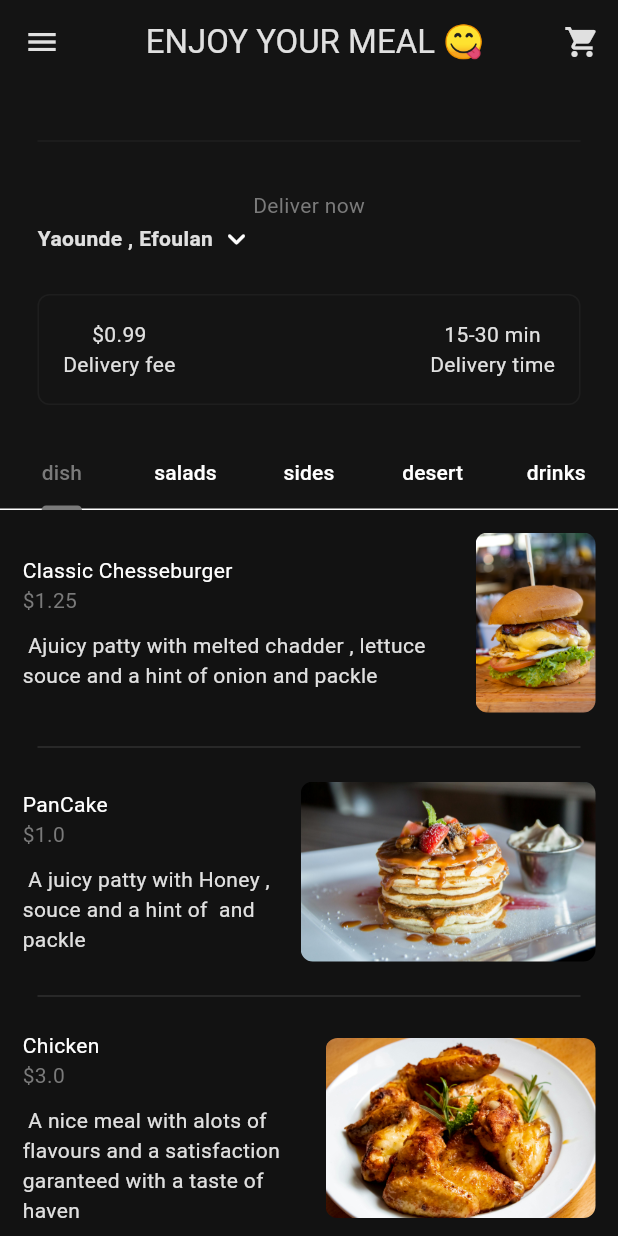
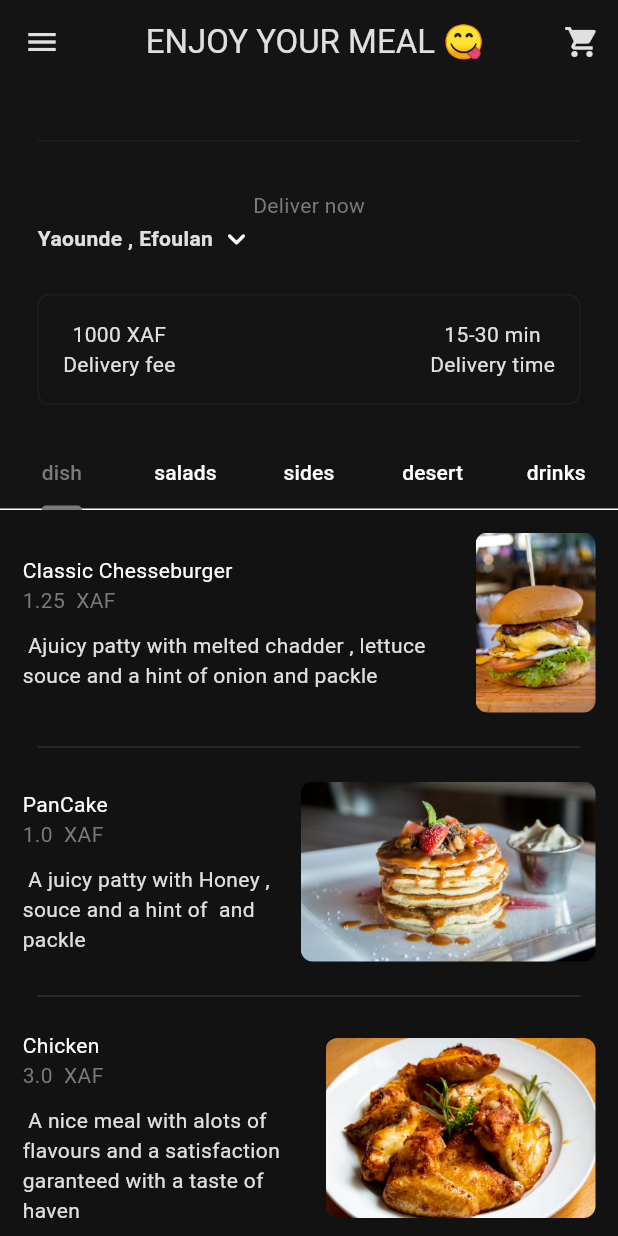
Before and after one commit to david123mbah/KmerChoop---food-dilivery-App, a Flutter app: the Homepage screen opened directly, on a phone screen of 412 x 824 dp. Run offline on Flutter 3.47's test engine with Material 3 defaults, Android fonts, the phone set to English and light mode, and no system bars.

Commit message:
retorched the food page and added the card button

```diff
--- a/lib/components/my_discription_box.dart
+++ b/lib/components/my_discription_box.dart
@@ -29,7 +29,7 @@ class MyDescription extends StatelessWidget {
           children: [
             Column(
               children: [
-                Text('\$0.99', style: myPrimaryTextStyle,),
+                Text('1000 XAF', style: myPrimaryTextStyle,),
                 Text("Delivery fee" , style: mySecondaryTextStyle,)
               ],
             ),
--- a/lib/components/my_food_tile.dart
+++ b/lib/components/my_food_tile.dart
@@ -28,7 +28,7 @@ class FoodTile extends StatelessWidget {
 
                       // text food details
                       Text(food.name),
-                      Text( '\$${food.price}' , style:
+                      Text( '${food.price}  XAF' , style:
                       TextStyle(color: Theme.of(context).colorScheme.primary),),
                       const SizedBox(height: 10,),
                       Text(food.description , style:
```
Also changed, not shown: lib/pages/food_page.dart (+21 -1 lines).
